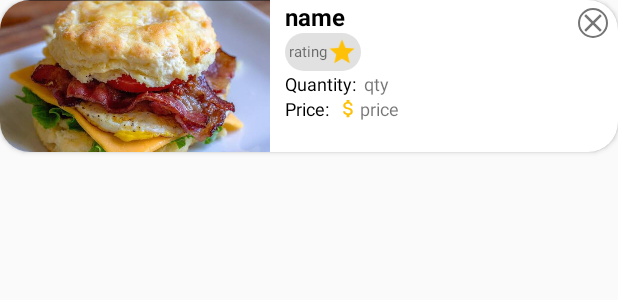
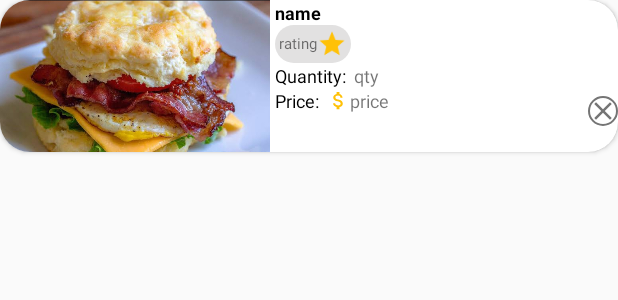
Before and after one commit to abelagaba/Abbys, an Android app: the layout order_ticket.xml on its own in the app's theme, with its tools: preview values and no code run, on a phone screen of 412 x 824 dp. Shown: the top 300 px of the screen. Run offline under Robolectric (Android 15) with nearby library versions, the phone set to English and light mode, and no system bars.

Commit message:
project files

```diff
--- a/app/src/main/java/com/agaba/abbys/Item.kt
+++ b/app/src/main/java/com/agaba/abbys/Item.kt
@@ -16,7 +16,7 @@ class Item(
     var ingrd:String? = ingrd
     var ratg:String? = ratg
     var image:Int? = image
-    var qty:Int? =null
+    var qty:Int? =1
     var favorite:Boolean? =false
     var ordered:Boolean? =false
 
--- a/app/src/main/res/layout/order_ticket.xml
+++ b/app/src/main/res/layout/order_ticket.xml
@@ -24,10 +24,10 @@
             app:srcCompat="@drawable/bacon_egg_and_cheese_biscuit" />
 
         <LinearLayout
-            android:layout_width="190dp"
+            android:layout_width="match_parent"
             android:layout_height="wrap_content"
             android:orientation="vertical"
-            android:layout_marginStart="10dp">
+            android:layout_marginStart="3dp">
 
             <TextView
                 android:id="@+id/orderItemName"
@@ -35,7 +35,7 @@
                 android:layout_height="wrap_content"
                 android:text="name"
                 android:textColor="@color/black"
-                android:textSize="16sp"
+                android:textSize="12sp"
                 android:textStyle="bold" />
 
             <LinearLayout
@@ -82,6 +82,10 @@
 
             </LinearLayout>
 
+            <RelativeLayout
+                android:layout_width="match_parent"
+                android:layout_height="wrap_content">
+
                 <LinearLayout
                     android:layout_width="wrap_content"
                     android:layout_height="wrap_content"
@@ -110,15 +114,19 @@
 
                 </LinearLayout>
 
-        </LinearLayout>
-
                 <ImageView
                     android:id="@+id/removeOrderItem"
                     android:layout_width="20dp"
                     android:layout_height="20dp"
-            android:layout_margin="5dp"
+                    android:layout_alignParentEnd="true"
+                    android:layout_marginTop="5dp"
+                    android:layout_marginBottom="5dp"
                     android:background="@drawable/gray_circle_stroke"
                     app:srcCompat="@drawable/ic_baseline_close_24" />
+            </RelativeLayout>
+
+
+        </LinearLayout>
 
     </LinearLayout>
 
```
Also changed, not shown: app/src/main/java/com/agaba/abbys/OrderActivity.kt (+15 -6 lines). Lines whose indentation alone changed are shown as unchanged.
